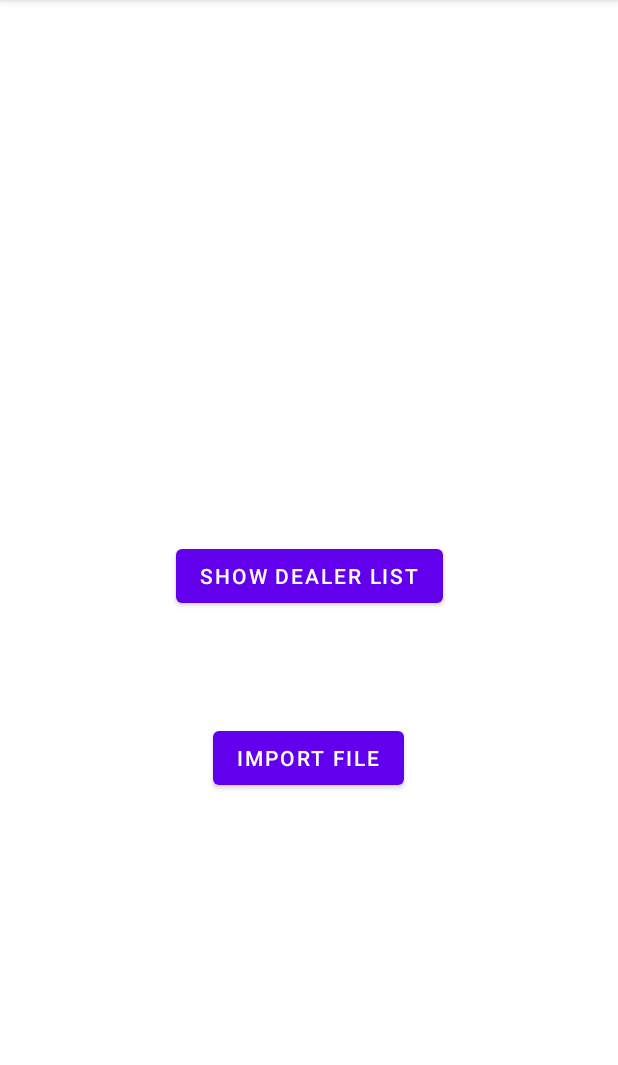
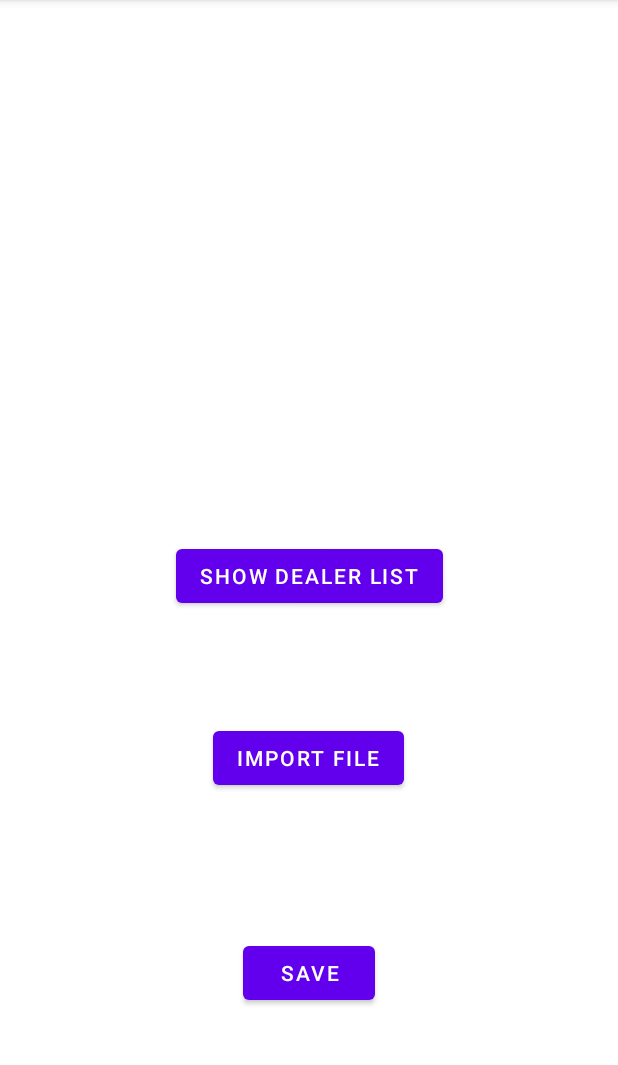
Before and after one commit to Dpellowski/Group-Project-Phase-3, an Android app: the screen it shows after launch (MainActivity), on a phone screen of 412 x 824 dp, the part 84-1149 px from its top. Run offline under Robolectric (Android 15) with nearby library versions, the phone set to English and light mode, and no system bars.

Commit message:
Data is now reloaded if user hits save before quit

```diff
--- a/app/src/main/java/edu/metrostate/cardealer/CarDealerApplication.java
+++ b/app/src/main/java/edu/metrostate/cardealer/CarDealerApplication.java
@@ -6,13 +6,16 @@ import android.util.Log;
 import org.xml.sax.SAXException;
 
 import java.io.File;
+import java.io.FileOutputStream;
 import java.io.IOException;
+import java.io.ObjectOutputStream;
 import java.nio.file.Files;
 import java.util.ArrayList;
 import java.util.List;
 
 import javax.xml.parsers.ParserConfigurationException;
 
+import edu.metrostate.cardealer.controllers.Converters;
 import edu.metrostate.cardealer.controllers.commands.FileImporter;
 import edu.metrostate.cardealer.models.Company;
 import edu.metrostate.cardealer.models.Dealer;
@@ -23,32 +26,45 @@ public class CarDealerApplication extends Application {
     @Override
     public void onCreate() {
         super.onCreate();
-
-
-
+        readSaveData();
     }
 
     public List<Dealer> getDealerList() {
         return dealerList;
     }
 
-    public void writeFile(String fileName) {
+    public void readSaveData(){
+        File externalDir = getExternalFilesDir(null);
+        File f = new File(externalDir+"/save_data.ser");
+
+        if(f.exists() && !f.isDirectory()){
+
+            Converters.deserializeData(externalDir+"/save_data.ser");
+        }
+
+        dealerList = Company.getCompany();
+    }
+
+    public void writeFile() {
 
         //TODO: Remove this code
         // Gets the output path which is /sdcard/Android/data/edu.metrostate.cardealer/files directory
         File externalDir = getExternalFilesDir(null);
 
-        // Establishes the output file as "myfile.txt"
-        File outputFile = new File(externalDir, fileName);
+        try {
 
-        try {
-            Files.createFile(outputFile.toPath());
+            //create an ouput file named company-serialized-data.ser (serialized extension)
+            FileOutputStream fileOut = new FileOutputStream(externalDir+"/save_data.ser");
+            ObjectOutputStream out = new ObjectOutputStream(fileOut);
 
-            // Saves the string "My data" to the file
-            Files.write(outputFile.toPath(), "My data".getBytes());
+            //we proceed to serialize the list of vehicles to the specified filepath.
+            out.writeObject(Company.getCompany());
+            out.close();
+            fileOut.close();
+        } catch (IOException i) {
 
-        } catch (IOException ex) {
-            Log.e("FileCreation", "Error creating file", ex);
+            i.printStackTrace();
+            System.out.println("Failed to serialize specified data");
         }
 
     }
--- a/app/src/main/java/edu/metrostate/cardealer/MainActivity.java
+++ b/app/src/main/java/edu/metrostate/cardealer/MainActivity.java
@@ -5,6 +5,8 @@ import androidx.appcompat.app.AppCompatActivity;
 import android.content.Intent;
 import android.os.Bundle;
 import android.view.View;
+
+import edu.metrostate.cardealer.controllers.commands.SaveSerializedData;
 
 public class MainActivity extends AppCompatActivity {
 
@@ -35,5 +37,14 @@ public class MainActivity extends AppCompatActivity {
             }
         });
 
+        findViewById(R.id.save).setOnClickListener(new View.OnClickListener() {
+            @Override
+            public void onClick(View v) {
+                CarDealerApplication app = (CarDealerApplication) getApplication();
+
+                app.writeFile();
+            }
+        });
+
     }
 }
--- a/app/src/main/res/layout/activity_main.xml
+++ b/app/src/main/res/layout/activity_main.xml
@@ -28,4 +28,14 @@
         app:layout_constraintTop_toBottomOf="@+id/show_vehicle"
         app:layout_constraintVertical_bias="0.235" />
 
+    <Button
+        android:id="@+id/save"
+        android:layout_width="wrap_content"
+        android:layout_height="wrap_content"
+        android:text="Save"
+        app:layout_constraintBottom_toBottomOf="parent"
+        app:layout_constraintEnd_toEndOf="parent"
+        app:layout_constraintStart_toStartOf="parent"
+        app:layout_constraintTop_toBottomOf="@+id/import_file" />
+
 </androidx.constraintlayout.widget.ConstraintLayout>
```
